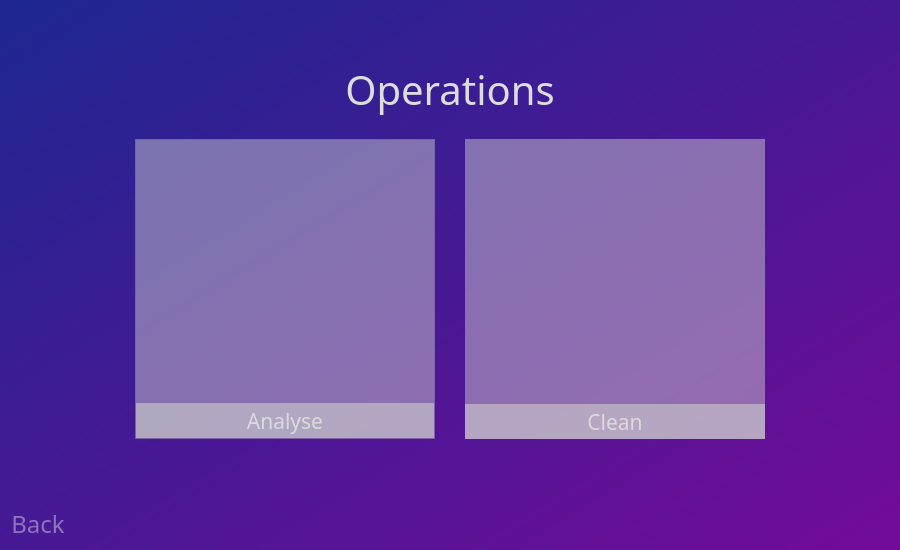
The window that res/interface.ui (StevenButtifint/database-cleaner) describes before a commit, drawn with Qt 5.
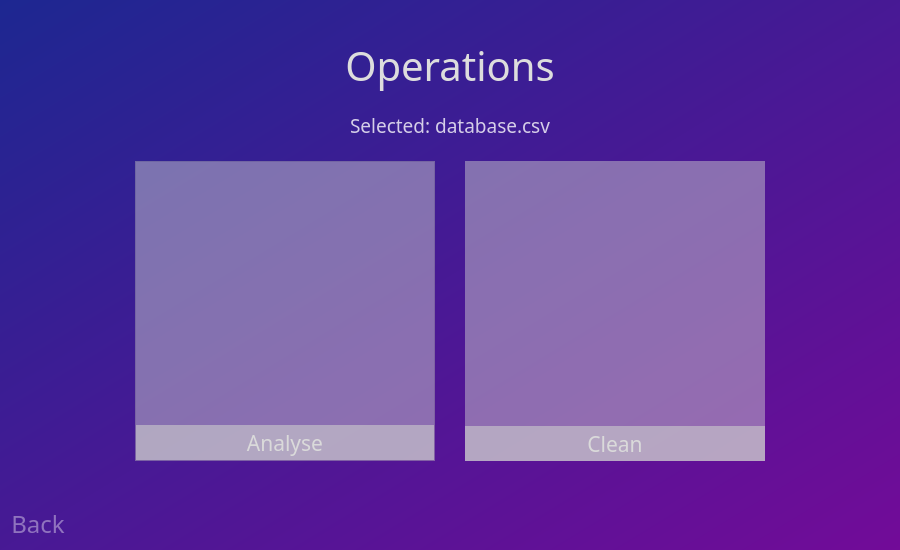
The same window after the commit. The open tabs and pages were chosen to show the change. Icons and pictures are not drawn.

Commit message: added tool option page content

```diff
--- a/res/interface.ui
+++ b/res/interface.ui
@@ -680,9 +680,9 @@
              <property name="frameShadow">
               <enum>QFrame::Raised</enum>
              </property>
-             <layout class="QHBoxLayout" name="horizontalLayout_7">
+             <layout class="QVBoxLayout" name="verticalLayout_9">
               <property name="spacing">
-               <number>0</number>
+               <number>20</number>
               </property>
               <property name="leftMargin">
                <number>0</number>
@@ -715,6 +715,25 @@
                 </property>
                </widget>
               </item>
+              <item>
+               <widget class="QLabel" name="label_2">
+                <property name="font">
+                 <font>
+                  <family>Microsoft YaHei</family>
+                  <pointsize>14</pointsize>
+                 </font>
+                </property>
+                <property name="styleSheet">
+                 <string notr="true">color: rgba(255, 255, 255, 200);</string>
+                </property>
+                <property name="text">
+                 <string>Selected: database.csv</string>
+                </property>
+                <property name="alignment">
+                 <set>Qt::AlignCenter</set>
+                </property>
+               </widget>
+              </item>
              </layout>
             </widget>
            </item>
@@ -817,8 +836,8 @@
                    </property>
                    <property name="iconSize">
                     <size>
-                     <width>100</width>
-                     <height>100</height>
+                     <width>280</width>
+                     <height>280</height>
                     </size>
                    </property>
                   </widget>
@@ -868,7 +887,8 @@
                 </property>
                 <property name="styleSheet">
                  <string notr="true">background-color: rgba(206, 206, 206, 70);
-border-radius: 0px;</string>
+border-radius: 0px;
+opacity: 0.5;</string>
                 </property>
                 <property name="frameShape">
                  <enum>QFrame::StyledPanel</enum>
@@ -907,7 +927,9 @@
                     </size>
                    </property>
                    <property name="styleSheet">
-                    <string notr="true">border: 0px;</string>
+                    <string notr="true">img {
+        opacity: 0;
+}</string>
                    </property>
                    <property name="text">
                     <string/>
@@ -918,8 +940,8 @@
                    </property>
                    <property name="iconSize">
                     <size>
-                     <width>100</width>
-                     <height>100</height>
+                     <width>250</width>
+                     <height>250</height>
                     </size>
                    </property>
                   </widget>
```
Left out of the diff: 45 changed lines with no effect on the pictures.
